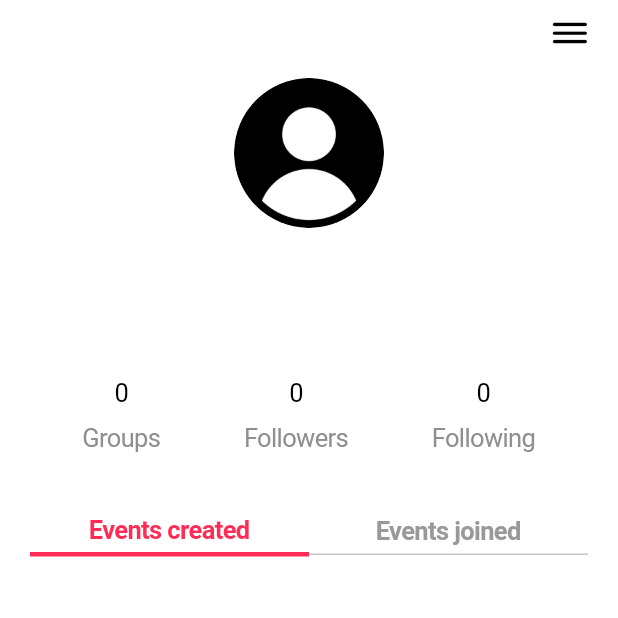
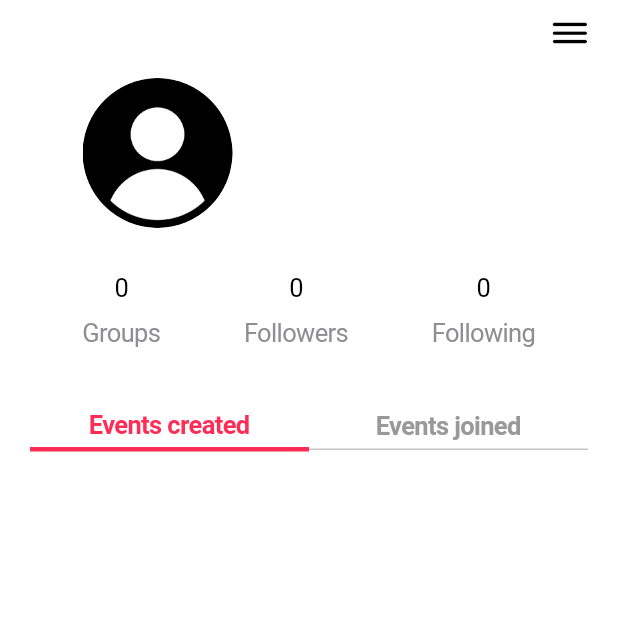
Before and after one commit to sergiolupo/DIMA_project, a Flutter app: the UserProfile screen opened directly with empty values, on a phone screen of 412 x 824 dp, the top half of it. Run offline on Flutter 3.47's test engine with Material 3 defaults, Android fonts, the phone set to English and light mode, and no system bars; our stand-ins replace cached_network_image, carousel_slider, cloud_firestore, dio, firebase_auth, firebase_core and 11 more; accounts and stored records are empty.

Commit message:
edit position of the categories

```diff
--- a/dima_project/lib/pages/groups/create_group_page.dart
+++ b/dima_project/lib/pages/groups/create_group_page.dart
@@ -153,6 +153,7 @@ class CreateGroupPageState extends State<CreateGroupPage> {
         SizedBox(
           width: MediaQuery.of(context).size.width,
           child: CupertinoTextFormFieldRow(
+            minLines: 1,
             controller: _groupDescriptionController,
             placeholder: 'Group Description',
             maxLines: 5,
--- a/dima_project/lib/pages/userprofile_page.dart
+++ b/dima_project/lib/pages/userprofile_page.dart
@@ -112,7 +112,15 @@ class UserProfileState extends State<UserProfile> {
                         child: Column(
                           crossAxisAlignment: CrossAxisAlignment.center,
                           children: [
+                            Row(
+                              crossAxisAlignment: CrossAxisAlignment.start,
+                              mainAxisAlignment: MainAxisAlignment.start,
+                              children: [
                                 CreateImageWidget.getUserImage(user.imagePath!),
+                                const SizedBox(width: 20),
+                                Column(
+                                  crossAxisAlignment: CrossAxisAlignment.start,
+                                  children: [
                                     Padding(
                                       padding: const EdgeInsets.only(top: 10.0),
                                       child: Text(
@@ -132,14 +140,19 @@ class UserProfileState extends State<UserProfile> {
                                             .textStyle,
                                       ),
                                     ),
+                                  ],
+                                ),
+                              ],
+                            ),
                             const SizedBox(height: 10),
                             Column(
-                              crossAxisAlignment: CrossAxisAlignment.start,
                               children: user.categories
                                   .map((category) => Padding(
                                         padding: const EdgeInsets.symmetric(
-                                            vertical: 4),
+                                            vertical: 4, horizontal: 10),
                                         child: Row(
+                                          mainAxisAlignment:
+                                              MainAxisAlignment.start,
                                           children: [
                                             Icon(
                                               CategoryIconMapper
```
Lines whose indentation alone changed are shown as unchanged.
